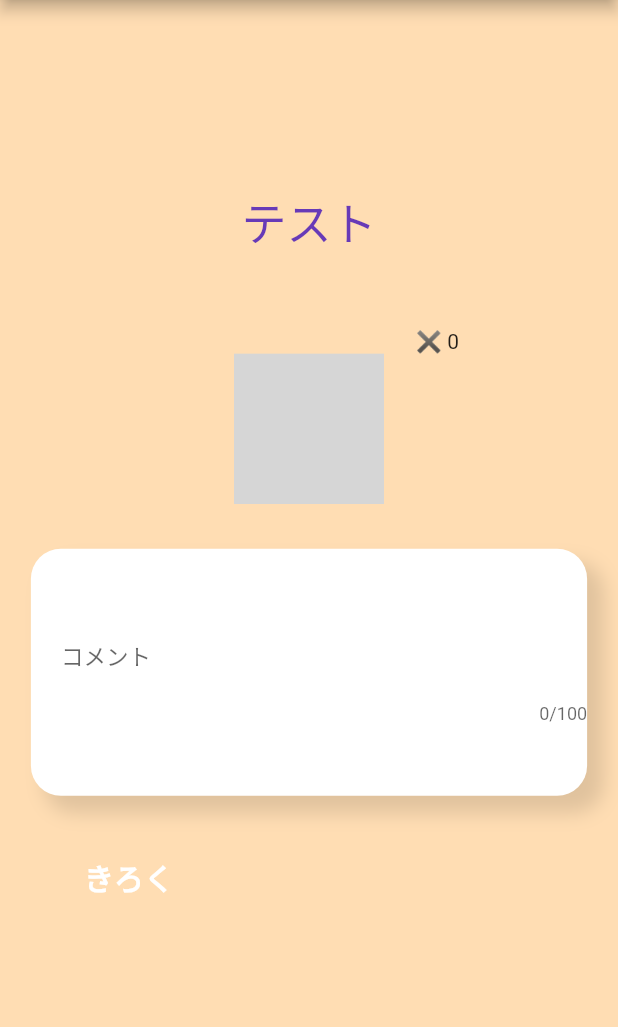
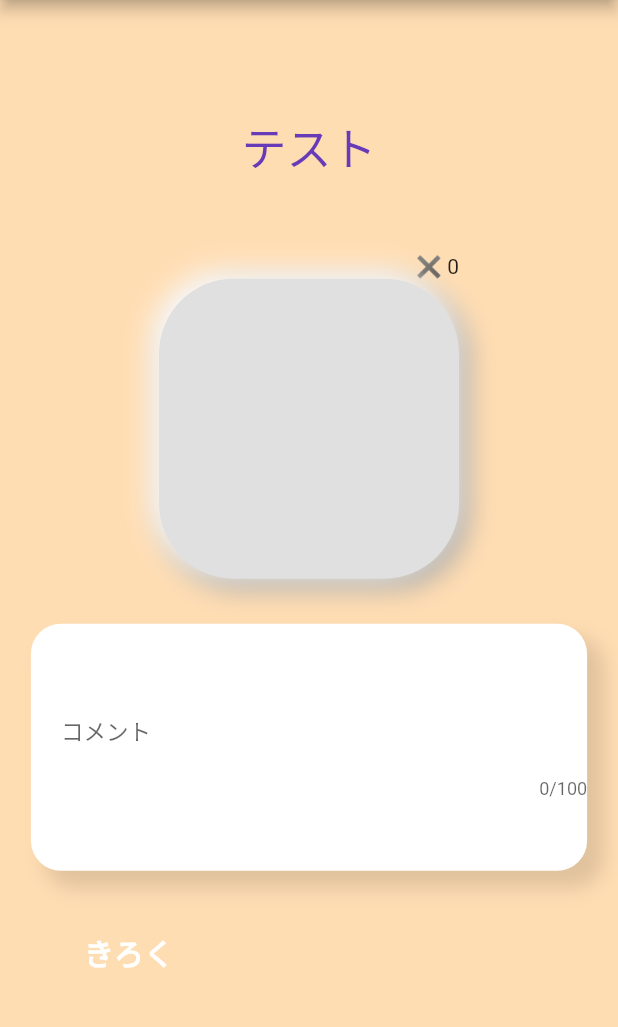
Before and after one commit to youten410/me-good, a Flutter app: the screen it shows after launch, on a phone screen of 412 x 824 dp, the part 146-1173 px from its top. Run offline on Flutter 3.47's test engine with Material 2 defaults, Android fonts, the phone set to English and light mode, and no system bars; our stand-ins replace cloud_firestore, firebase_core, go_router, table_calendar; missing offline and left inert: flat_3d_button, pushable_button; accounts and stored records are empty; grey boxes are pictures that could not be loaded.

Commit message:
update : いいねボタンの変更

```diff
--- a/lib/screens/good_screen.dart
+++ b/lib/screens/good_screen.dart
@@ -17,6 +17,7 @@ class _GoodScreenState extends State<GoodScreen> {
   late String comment;
   int goodCount = 0;
   late Timestamp date;
+  bool _isElevated = true;
 
   void resetData() {
     _titleController.clear();
@@ -66,20 +67,40 @@ class _GoodScreenState extends State<GoodScreen> {
                   Text("✖️ $goodCount"),
                 ]),
               ),
-              SizedBox(
-                height: 100,
-                width: 100,
-                child: Flat3dButton.icon(
-                  icon: Icons.thumb_up,
-                  color: Colors.yellow,
-                  // color: const Color.fromARGB(255, 255, 207, 34),
-                  onPressed: () {
-                    setState(() {
-                      goodCount += 1;
-                    });
-                  },
-                ),
-              ),
+        GestureDetector(
+          onTap: () {
+            setState(() {
+              _isElevated = !_isElevated;
+            });
+          },
+          child: AnimatedContainer(
+            duration: const Duration(
+              milliseconds: 200,
+            ),
+            height: 200,
+            width: 200,
+            decoration: BoxDecoration(
+              color: Colors.grey[300],
+              borderRadius: BorderRadius.circular(50),
+              boxShadow: _isElevated
+                  ? [
+                      const BoxShadow(
+                        color: Colors.grey,
+                        offset: Offset(4, 4),
+                        blurRadius: 15,
+                        spreadRadius: 1,
+                      ),
+                      const BoxShadow(
+                        color: Colors.white,
+                        offset: Offset(-4, -4),
+                        blurRadius: 15,
+                        spreadRadius: 1,
+                      ),
+                    ]
+                  : null,
+            ),
+          ),
+        ),
             ],
           ),
           SizedBox(
```
